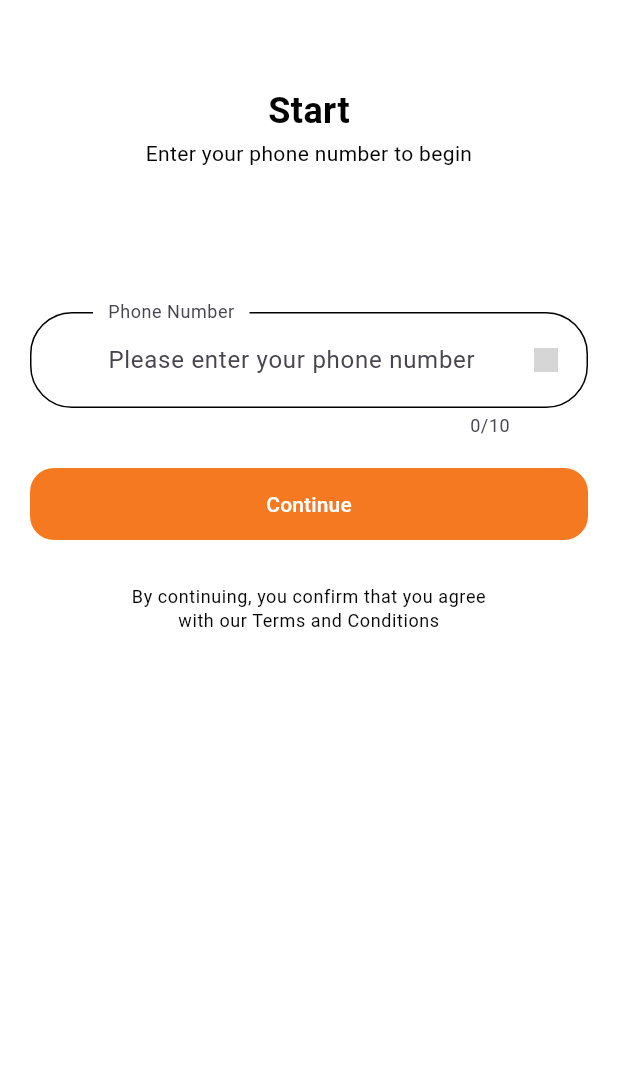
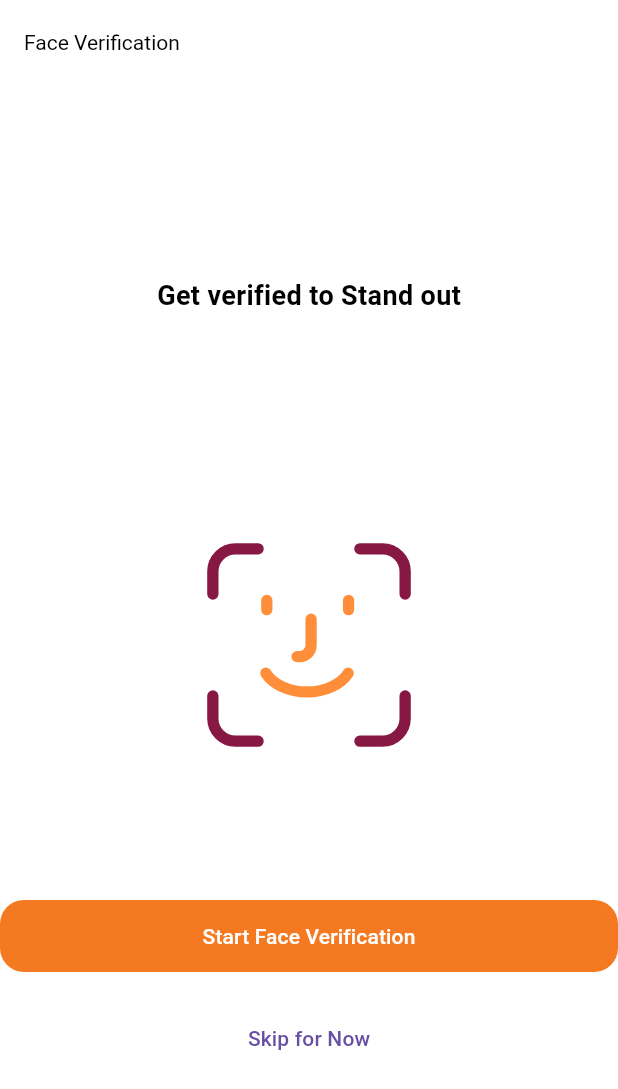
Before and after one commit to vijay010498/ride-off-smart-ride-app-flutter, a Flutter app: the screen it shows after launch, on a phone screen of 412 x 824 dp. Shown: the top 1089 px of the screen. Run offline on Flutter 3.47's test engine with Material 3 defaults, Android fonts, the light colour scheme and no system bars; our stand-ins replace flutter_svg, logger, lottie; Roboto replaces fonts that are missing (Muli); statements that could not run were skipped; grey boxes are pictures that could not be loaded.

Commit message:
added verification options widget screen and lottie animation

```diff
--- a/lib/routes.dart
+++ b/lib/routes.dart
@@ -4,6 +4,7 @@ import 'package:flutter/cupertino.dart';
 import 'package:ride_off_smart_ride_app_flutter/screens/otp/components/otp_form.dart';
 import 'package:ride_off_smart_ride_app_flutter/screens/otp/otp_screen.dart';
 import 'package:ride_off_smart_ride_app_flutter/screens/otp_phone_number/otp_phone_number_screen.dart';
+import 'package:ride_off_smart_ride_app_flutter/screens/verification/face_verifications_options.dart';
 import 'screens/splash/splash_screen.dart';
 import 'screens/signup/signup_screen.dart';
 
@@ -11,5 +12,6 @@ final Map<String, WidgetBuilder> routes = {
   SplashScreen.routeName: (context) => const SplashScreen(),
   OtpScreen.routeName: (context) => const OtpScreen(),
   OtpPhoneNumberScreen.routeName: (context) => const OtpPhoneNumberScreen(),
-  SignUpScreen.routeName: (context) => const SignUpScreen()
+  SignUpScreen.routeName: (context) => const SignUpScreen(),
+  FaceVerificationOptionsScreen.routeName: (context) => const FaceVerificationOptionsScreen()
 };
--- a/lib/screens/splash/splash_screen.dart
+++ b/lib/screens/splash/splash_screen.dart
@@ -1,5 +1,6 @@
 import 'package:flutter/material.dart';
 import 'package:ride_off_smart_ride_app_flutter/screens/otp_phone_number/otp_phone_number_screen.dart';
+import 'package:ride_off_smart_ride_app_flutter/screens/verification/face_verifications_options.dart';
 
 class SplashScreen extends StatelessWidget {
   const SplashScreen({Key? key}) : super(key: key); // Corrected constructor definition
@@ -31,7 +32,7 @@ class _SplashScreenStateState extends State<_SplashScreenState> {
     // Navigate to home page
     Navigator.pushReplacement(
       context,
-      MaterialPageRoute(builder: (context) => OtpPhoneNumberScreen()), // Replace with your actual home screen widget
+      MaterialPageRoute(builder: (context) => FaceVerificationOptionsScreen()), // Replace with your actual home screen widget
     );
   }
 
--- /dev/null
+++ b/lib/screens/verification/face_verifications_options.dart
@@ -0,0 +1,62 @@
+import 'package:flutter/material.dart';
+import 'package:ride_off_smart_ride_app_flutter/screens/splash/splash_screen.dart';
+import 'package:lottie/lottie.dart';
+
+class FaceVerificationOptionsScreen extends StatelessWidget {
+  static String routeName = "/face_verifications_options";
+  const FaceVerificationOptionsScreen({super.key});
+
+  @override
+  Widget build(BuildContext context) {
+    return Scaffold(
+      appBar: AppBar(
+        title: const Text('Face Verification'),
+      ),
+      body: Center(
+        child: Column(
+          mainAxisAlignment: MainAxisAlignment.center,
+          crossAxisAlignment: CrossAxisAlignment.center,
+          children: [
+            const Padding(
+              padding: EdgeInsets.all(20),
+              child: Text(
+                'Get verified to Stand out',
+                style: TextStyle(
+                  fontSize: 18,
+                  fontWeight: FontWeight.bold,
+                ),
+              ),
+            ),
+            Padding(
+                padding: const EdgeInsets.only(top: 50),
+                child: Lottie.asset(
+                  'assets/animations/selfie_verification_animation.json',
+                  width: 300,
+                  height: 300,
+                  fit: BoxFit.fill,
+                )),
+            SizedBox(height: 20),
+            ElevatedButton(
+              onPressed: () {
+                Navigator.push(
+                  context,
+                  MaterialPageRoute(
+                    builder: (context) => const SplashScreen(),
+                  ),
+                );
+              },
+              child: const Text('Start Face Verification'),
+            ),
+            const SizedBox(height: 20),
+            TextButton(
+              onPressed: () {
+                // Perform skip action
+              },
+              child: const Text('Skip for Now'),
+            ),
+          ],
+        ),
+      ),
+    );
+  }
+}
--- a/pubspec.yaml
+++ b/pubspec.yaml
@@ -37,6 +37,7 @@ dependencies:
   # The following adds the Cupertino Icons font to your application.
   # Use with the CupertinoIcons class for iOS style icons.
   cupertino_icons: ^1.0.2
+  lottie: ^3.0.0
 
 dev_dependencies:
   flutter_test:
@@ -67,6 +68,7 @@ flutter:
   #   - images/a_dot_ham.jpeg
   assets:
     - assets/images/
+    - assets/animations/
 
   # An image asset can refer to one or more resolution-specific "variants", see
   # https://flutter.dev/assets-and-images/#resolution-aware
```
Also changed, not shown: assets/animations/selfie_verification_animation.json (added, +1 -0 lines), pubspec.lock.
